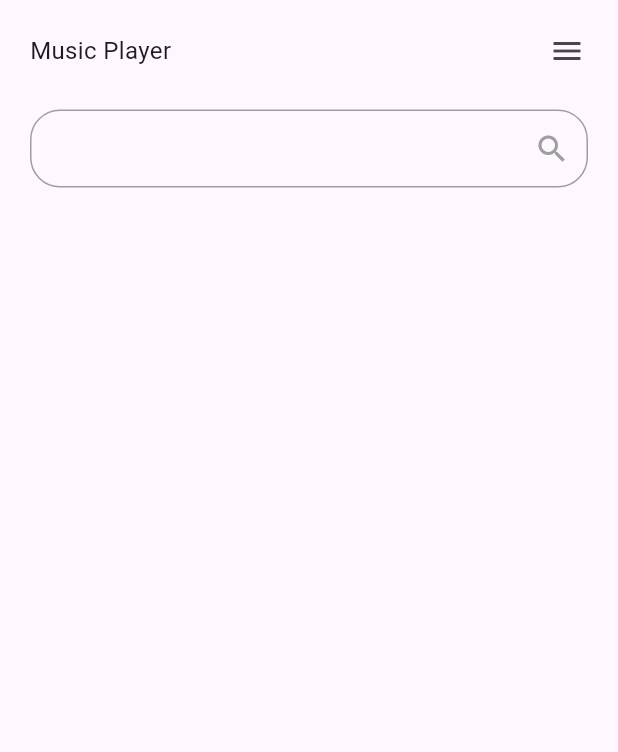
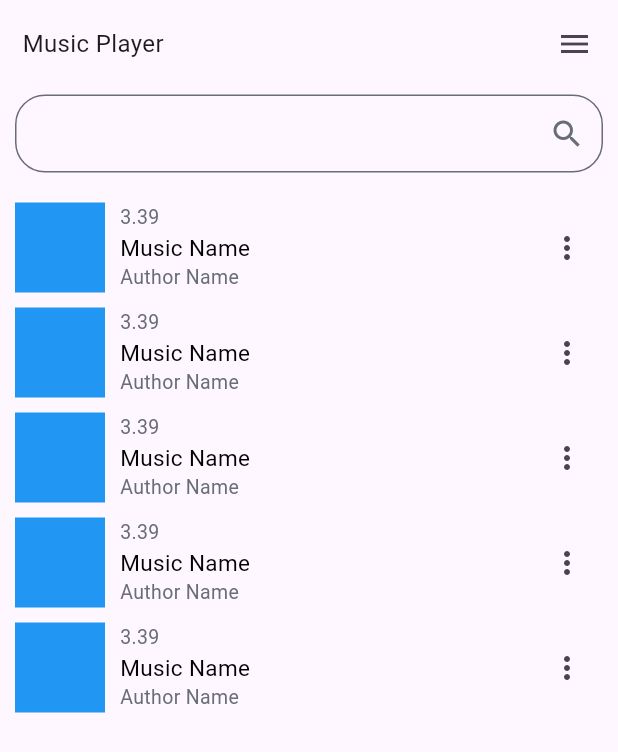
Before and after one commit to gmulonga/music_player, a Flutter app: the screen it shows after launch, on a phone screen of 412 x 824 dp. Shown: the top 752 px of the screen. Run offline on Flutter 3.47's test engine with Material 3 defaults, Android fonts, the phone set to English and light mode, and no system bars.

Commit message:
feat: add a music container

```diff
--- /dev/null
+++ b/lib/constants.dart
@@ -0,0 +1,4 @@
+import 'package:flutter/material.dart';
+
+const kGrey = Color(0xFF686D76);
+const kBlack = Color(0xFF000000);
--- a/lib/screens/homePage.dart
+++ b/lib/screens/homePage.dart
@@ -1,5 +1,7 @@
 import 'package:flutter/material.dart';
+import 'package:music_player/constants.dart';
 import 'package:music_player/widgets/searchBar.dart';
+import 'package:music_player/widgets/musicCard.dart';
 
 class Homepage extends StatefulWidget {
   const Homepage({super.key});
@@ -14,21 +16,44 @@ class _HomepageState extends State<Homepage> {
   @override
   Widget build(BuildContext context) {
     return Scaffold(
-      body: SafeArea(child: Column(
+      body: SafeArea(
+        child: Column(
           children: [
             Padding(
-            padding: EdgeInsets.all(10),
+              padding: EdgeInsets.symmetric(horizontal: 5, vertical: 5),
               child: Row(
                 mainAxisAlignment: MainAxisAlignment.spaceBetween,
                 children: [
-                Padding(padding: EdgeInsets.only(left: 10),child: Text("Music Player", style: TextStyle(fontSize: 16),),),
-                IconButton(onPressed: () {}, icon: Icon(Icons.menu,),),
+                  Padding(
+                    padding: EdgeInsets.only(left: 10),
+                    child: Text(
+                      "Music Player",
+                      style: TextStyle(fontSize: 16),
+                    ),
+                  ),
+                  IconButton(
+                    onPressed: () {},
+                    icon: Icon(
+                      Icons.menu,
+                    ),
+                  ),
                 ],
               ),
             ),
-          Padding(padding: EdgeInsets.symmetric(horizontal: 10), child: Searchbar(controller: searchController,),)
+            Searchbar(
+              controller: searchController,
+            ),
+            SizedBox(
+              height: 10,
+            ),
+            musicCard(),
+            musicCard(),
+            musicCard(),
+            musicCard(),
+            musicCard(),
           ],
-      ),),
+        ),
+      ),
     );
   }
 }
--- /dev/null
+++ b/lib/widgets/musicCard.dart
@@ -0,0 +1,52 @@
+import 'package:flutter/material.dart';
+import 'package:music_player/constants.dart';
+
+class musicCard extends StatelessWidget {
+  const musicCard({
+    super.key,
+  });
+
+  @override
+  Widget build(BuildContext context) {
+    return Padding(
+      padding: EdgeInsets.symmetric(horizontal: 10, vertical: 5),
+      child: Container(
+        child: Row(
+          mainAxisAlignment: MainAxisAlignment.spaceBetween,
+          children: [
+            Row(
+              children: [
+                Container(
+                  height: 60,
+                  width: 60,
+                  color: Colors.blue,
+                ),
+                SizedBox(
+                  width: 10,
+                ),
+                Column(
+                  crossAxisAlignment: CrossAxisAlignment.start,
+                  children: [
+                    Text(
+                      "3.39",
+                      style: TextStyle(fontSize: 13, color: kGrey),
+                    ),
+                    Text(
+                      "Music Name",
+                      style: TextStyle(fontSize: 15, color: kBlack),
+                    ),
+                    Text(
+                      "Author Name",
+                      style: TextStyle(fontSize: 13, color: kGrey),
+                    )
+                  ],
+                )
+              ],
+            ),
+            IconButton(onPressed: () {}, icon: Icon(Icons.more_vert))
+          ],
+        ),
+      ),
+    );
+  }
+}
--- a/lib/widgets/searchBar.dart
+++ b/lib/widgets/searchBar.dart
@@ -1,5 +1,5 @@
 import 'package:flutter/material.dart';
-import 'package:flutter/services.dart';
+import 'package:music_player/constants.dart';
 
 class Searchbar extends StatefulWidget {
   Searchbar({
@@ -17,22 +17,17 @@ class Searchbar extends StatefulWidget {
 }
 
 class _SearchbarState extends State<Searchbar> {
-
   @override
   Widget build(BuildContext context) {
-
     return Padding(
       padding: EdgeInsets.symmetric(vertical: 5, horizontal: 10),
       child: Column(
         crossAxisAlignment: CrossAxisAlignment.start,
         children: [
           TextField(
-            style: TextStyle(color: Colors.black),
+            style: TextStyle(color: kBlack),
             onChanged: (value) {
-              setState(() {
-
-              });
-
+              setState(() {});
               if (widget.onChanged != null) {
                 widget.onChanged!(value);
               }
@@ -42,34 +37,33 @@ class _SearchbarState extends State<Searchbar> {
             decoration: InputDecoration(
               fillColor: Colors.transparent,
               contentPadding:
-              EdgeInsets.symmetric(vertical: 14.0, horizontal: 16.0),
+                  EdgeInsets.symmetric(vertical: 14.0, horizontal: 16.0),
               filled: true,
               border: OutlineInputBorder(
                 borderRadius: BorderRadius.circular(20.0),
               ),
               enabledBorder: OutlineInputBorder(
                 borderRadius: BorderRadius.circular(20.0),
-                borderSide:
-                BorderSide(color: Colors.grey),
+                borderSide: BorderSide(color: kGrey),
               ),
               focusedBorder: OutlineInputBorder(
                 borderRadius: BorderRadius.circular(20.0),
-                borderSide: BorderSide(color: Colors.grey),
+                borderSide: BorderSide(color: kGrey),
               ),
-              suffixIcon:  IconButton(
+              suffixIcon: IconButton(
                 icon: Icon(
                   Icons.search,
-                  color: Colors.grey,
+                  color: kGrey,
                 ),
                 onPressed: () {
                   setState(() {
                     print(widget.controller?.text ?? "");
                   });
                 },
-
+              ),
             ),
-          ),
-          )],
+          )
+        ],
       ),
     );
   }
```
Lines whose indentation alone changed are shown as unchanged.
